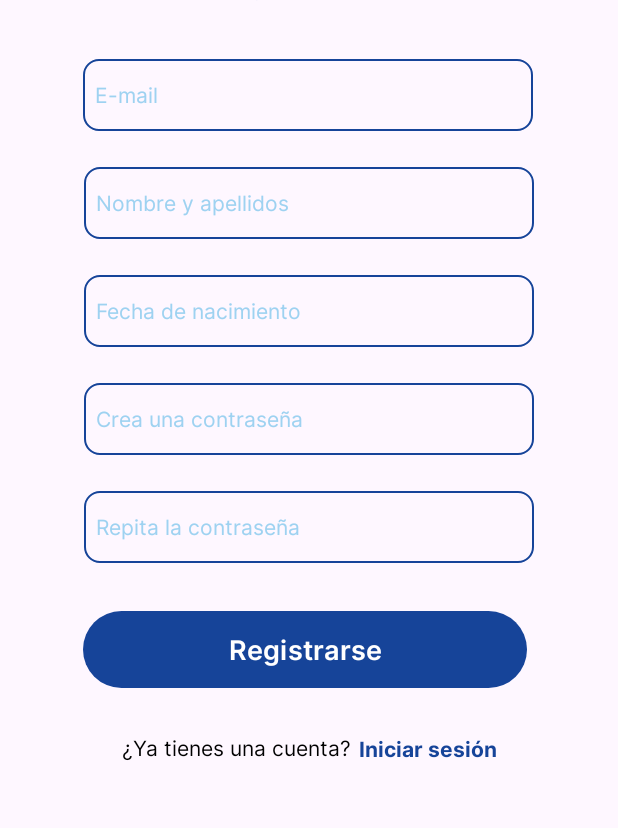
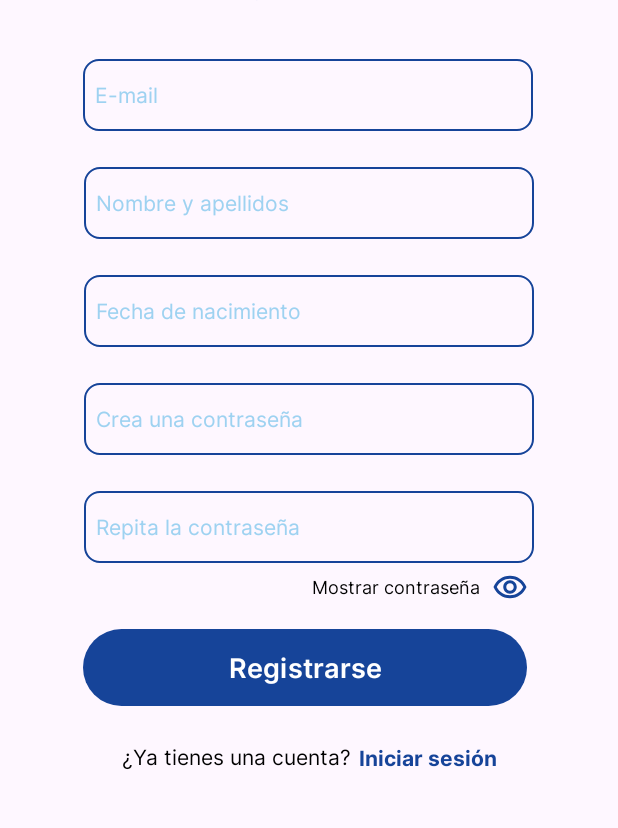
Before and after one commit to juandiazx/Hypnos, an Android app: the screen it shows after launch (Registro), after a tap on "Regístrate", on a phone screen of 412 x 824 dp, the part 242-1070 px from its top. Run offline under Robolectric (Android 15) with nearby library versions, the phone set to English and light mode, and no system bars; our stand-ins replace Firebase (no records; nobody signed in at launch, a user with empty details on screens opened directly); libraries missing offline, so code that uses them is left out: com.facebook, com.facebook.login; 6 statements that could not run were skipped.

Commit message:
Ojo mostrar contraseña implementado

```diff
--- a/android/app/build.gradle.kts
+++ b/android/app/build.gradle.kts
@@ -58,5 +58,7 @@ dependencies {
     implementation("com.android.volley:volley:1.2.1")
     //recyclerview
     implementation("androidx.recyclerview:recyclerview:1.2.1")
+    //material apps
+    implementation ("com.google.android.material:material:1.4.0")
 
 }
--- a/android/app/src/main/java/com/example/hypnosapp/auth/Registro.java
+++ b/android/app/src/main/java/com/example/hypnosapp/auth/Registro.java
@@ -2,15 +2,18 @@ package com.example.hypnosapp.auth;
 
 import android.content.Intent;
 import android.os.Bundle;
+import android.text.InputType;
 import android.view.View;
 import android.widget.DatePicker;
 import android.widget.EditText;
+import android.widget.ImageView;
 import android.widget.TextView;
 import android.app.DatePickerDialog;
 
 import androidx.annotation.NonNull;
 import androidx.appcompat.app.AppCompatActivity;
 
+import com.example.hypnosapp.R;
 import com.example.hypnosapp.databinding.RegistroBinding;
 import com.google.android.gms.tasks.OnCompleteListener;
 import com.google.android.gms.tasks.Task;
@@ -25,6 +28,8 @@ public class Registro extends AppCompatActivity {
     private FirebaseAuth auth = FirebaseAuth.getInstance();
     private EditText etCorreo, etContraseña, etRepContraseña, etNombreApellido, etFecha;
     private TextView tvCorreo, tvContraseña, tvRepContraseña, tvNombreApellido, tvFecha, tvRespuesta, tvIniciaSesion;
+    private ImageView imageViewPasswordToggle;
+    private boolean isPasswordVisible=false;
 
     @Override
     protected void onCreate(Bundle savedInstanceState) {
@@ -44,6 +49,7 @@ public class Registro extends AppCompatActivity {
         tvFecha = binding.tvfecha;
         tvIniciaSesion = binding.tvIniciaSesion;
         tvRespuesta = binding.respuestaRegistro;
+        imageViewPasswordToggle = binding.imageViewPasswordToggleRegistro;
 
         etFecha.setOnClickListener(new View.OnClickListener() {
             @Override
@@ -56,6 +62,17 @@ public class Registro extends AppCompatActivity {
             @Override
             public void onClick(View v) {
                 pulsaIniciaSesion();
+            }
+        });
+
+        imageViewPasswordToggle.setOnClickListener(new View.OnClickListener() {
+            @Override
+            public void onClick(View v) {
+                isPasswordVisible = !isPasswordVisible;
+                int visibility = isPasswordVisible ? View.VISIBLE : View.GONE;
+                etContraseña.setInputType(isPasswordVisible ? InputType.TYPE_TEXT_VARIATION_VISIBLE_PASSWORD : InputType.TYPE_CLASS_TEXT | InputType.TYPE_TEXT_VARIATION_PASSWORD);
+                etRepContraseña.setInputType(isPasswordVisible ? InputType.TYPE_TEXT_VARIATION_VISIBLE_PASSWORD : InputType.TYPE_CLASS_TEXT | InputType.TYPE_TEXT_VARIATION_PASSWORD);
+                imageViewPasswordToggle.setImageResource(isPasswordVisible ? R.drawable.ic_visibility_eye : R.drawable.ic_visibility_eye_off);
             }
         });
     }
--- /dev/null
+++ b/android/app/src/main/res/drawable/ic_visibility_eye.xml
@@ -0,0 +1,5 @@
+<vector android:height="24dp" android:tint="#164499"
+    android:viewportHeight="24" android:viewportWidth="24"
+    android:width="24dp" xmlns:android="http://schemas.android.com/apk/res/android">
+    <path android:fillColor="@android:color/white" android:pathData="M12,4.5C7,4.5 2.73,7.61 1,12c1.73,4.39 6,7.5 11,7.5s9.27,-3.11 11,-7.5c-1.73,-4.39 -6,-7.5 -11,-7.5zM12,17c-2.76,0 -5,-2.24 -5,-5s2.24,-5 5,-5 5,2.24 5,5 -2.24,5 -5,5zM12,9c-1.66,0 -3,1.34 -3,3s1.34,3 3,3 3,-1.34 3,-3 -1.34,-3 -3,-3z"/>
+</vector>
--- /dev/null
+++ b/android/app/src/main/res/drawable/ic_visibility_eye_off.xml
@@ -0,0 +1,5 @@
+<vector android:height="24dp" android:tint="#164499"
+    android:viewportHeight="24" android:viewportWidth="24"
+    android:width="24dp" xmlns:android="http://schemas.android.com/apk/res/android">
+    <path android:fillColor="@android:color/white" android:pathData="M12,6.5c3.79,0 7.17,2.13 8.82,5.5 -1.65,3.37 -5.02,5.5 -8.82,5.5S4.83,15.37 3.18,12C4.83,8.63 8.21,6.5 12,6.5m0,-2C7,4.5 2.73,7.61 1,12c1.73,4.39 6,7.5 11,7.5s9.27,-3.11 11,-7.5c-1.73,-4.39 -6,-7.5 -11,-7.5zM12,9.5c1.38,0 2.5,1.12 2.5,2.5s-1.12,2.5 -2.5,2.5 -2.5,-1.12 -2.5,-2.5 1.12,-2.5 2.5,-2.5m0,-2c-2.48,0 -4.5,2.02 -4.5,4.5s2.02,4.5 4.5,4.5 4.5,-2.02 4.5,-4.5 -2.02,-4.5 -4.5,-4.5z"/>
+</vector>
--- a/android/app/src/main/res/layout/registro.xml
+++ b/android/app/src/main/res/layout/registro.xml
@@ -144,7 +144,6 @@
             android:layout_height="wrap_content"
             android:textColor="#972F2F"
             android:textSize="14sp"
-            android:inputType="textPassword"
             app:layout_constraintEnd_toEndOf="@+id/edtEmailRegistro"
             app:layout_constraintStart_toStartOf="@+id/edtEmailRegistro"
             app:layout_constraintTop_toBottomOf="@+id/edtContraseñaRegistro" />
@@ -182,7 +181,7 @@
             style="@style/EstiloBoton"
             android:layout_width="296dp"
             android:layout_height="51dp"
-            android:layout_marginTop="12dp"
+            android:layout_marginTop="24dp"
             android:onClick="registroCorreo"
             android:text="@string/TituloRegistro"
             app:layout_constraintEnd_toEndOf="parent"
@@ -207,7 +206,7 @@
             style="@style/TextoInterRegular"
             android:layout_width="wrap_content"
             android:layout_height="48dp"
-            android:layout_marginTop="30dp"
+            android:layout_marginTop="24dp"
             android:text="@string/YaTienesUnaCuenta"
             android:textSize="14sp"
             app:layout_constraintEnd_toStartOf="@+id/tvIniciaSesion"
@@ -233,6 +232,29 @@
             app:layout_constraintTop_toTopOf="@+id/txt"
             app:layout_constraintVertical_bias="0.0" />
 
+        <ImageView
+            android:id="@+id/imageViewPasswordToggleRegistro"
+            android:layout_width="wrap_content"
+            android:layout_height="wrap_content"
+            android:layout_marginTop="4dp"
+            android:layout_marginEnd="4dp"
+            android:contentDescription="Mostrar/Ocultar contraseña"
+            android:src="@drawable/ic_visibility_eye_off"
+            app:layout_constraintEnd_toEndOf="@+id/edtRepetirContraseña"
+            app:layout_constraintTop_toBottomOf="@+id/edtRepetirContraseña" />
+
+        <TextView
+            android:id="@+id/textView7"
+            style="@style/TextoInterRegular"
+            android:layout_width="wrap_content"
+            android:layout_height="wrap_content"
+            android:layout_marginEnd="8dp"
+            android:text="Mostrar contraseña"
+            android:textSize="12dp"
+            app:layout_constraintBottom_toBottomOf="@+id/imageViewPasswordToggleRegistro"
+            app:layout_constraintEnd_toStartOf="@+id/imageViewPasswordToggleRegistro"
+            app:layout_constraintTop_toTopOf="@+id/imageViewPasswordToggleRegistro" />
+
     </androidx.constraintlayout.widget.ConstraintLayout>
 
 </ScrollView>
```
Also changed, not shown: android/app/src/main/java/com/example/hypnosapp/auth/InicioDeSesion.java (+16 -0 lines), android/app/src/main/res/layout/inicio_de_sesion.xml (+13 -1 lines).
